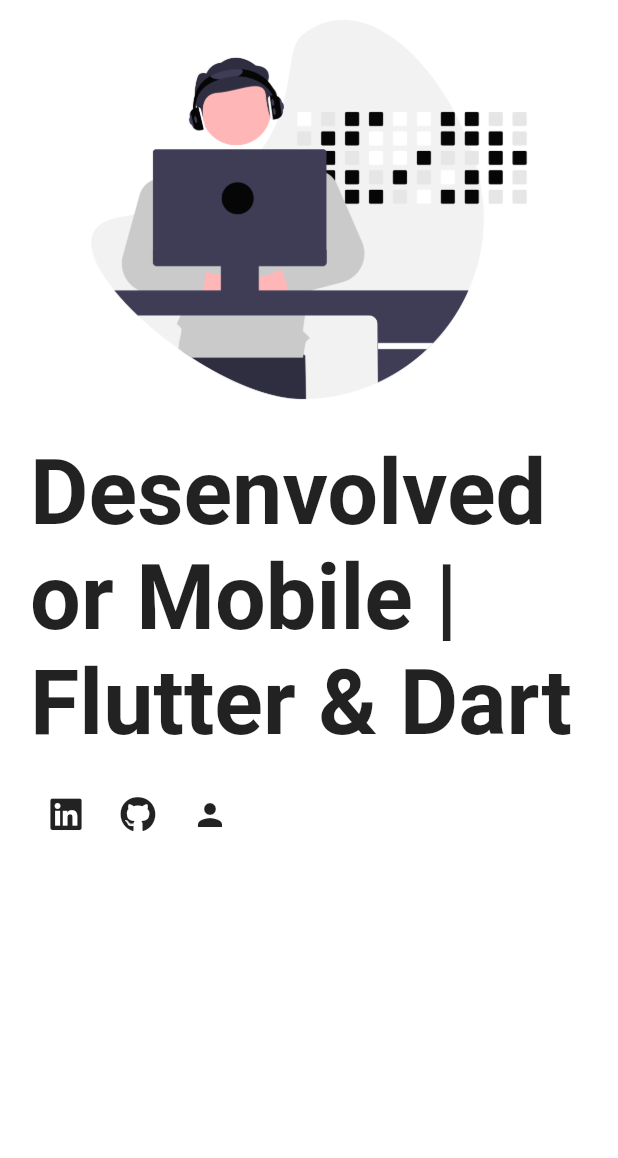
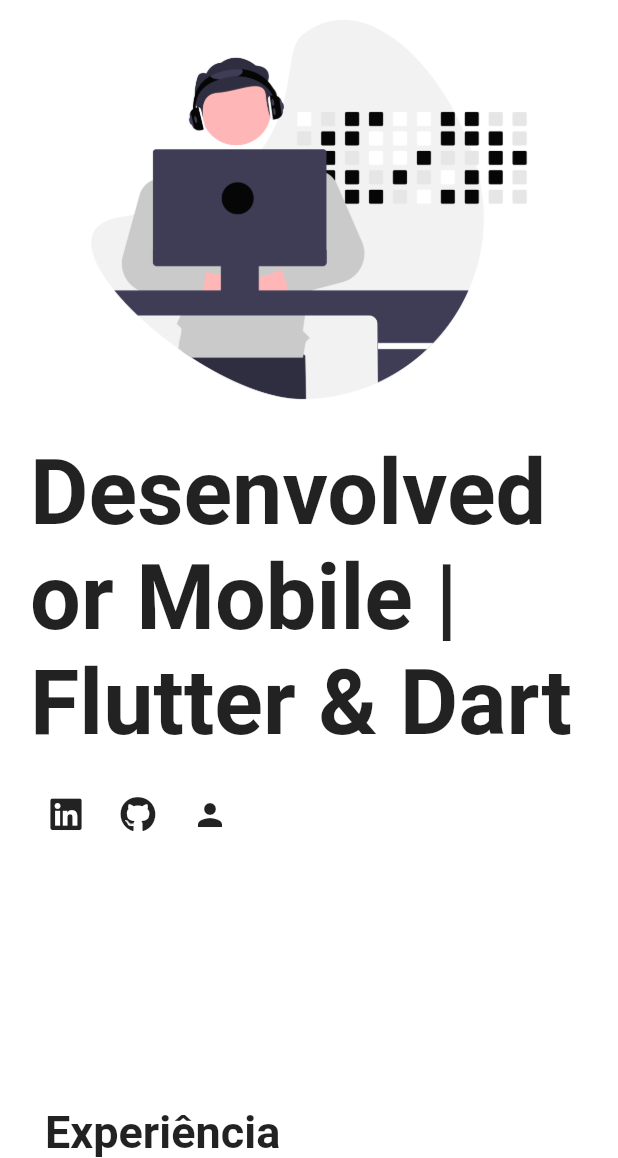
Before and after one commit to Moura14/portifolio-flutter, a Flutter app: the screen it shows after launch, scrolled down 154 dp, on a phone screen of 412 x 824 dp, the part 78-1236 px from its top. Run offline on Flutter 3.47's test engine with Material 2 defaults, Android fonts, the phone set to English and light mode, and no system bars; drawn by our look-alikes of auto_size_text; our stand-ins replace font_awesome_flutter, responsive_framework.

Commit message:
responsividade na experiência

```diff
--- a/lib/pages/widgets/exp_card.dart
+++ b/lib/pages/widgets/exp_card.dart
@@ -16,9 +16,9 @@
   @override
   Widget build(BuildContext context) {
     return LayoutBuilder(builder: (context, constrants) {
-      return constrants.maxWidth < 800
+      return constrants.maxWidth < 700
           ? Container(
-              width: double.infinity,
+              width: 600,
               padding: const EdgeInsets.all(20),
               child: Card(
                 child: Padding(
--- a/lib/pages/widgets/exp_responsive.dart
+++ b/lib/pages/widgets/exp_responsive.dart
@@ -6,28 +6,26 @@
 
   @override
   Widget build(BuildContext context) {
-    return ConstrainedBox(
-        constraints: const BoxConstraints(maxWidth: double.infinity),
-        child: Padding(
-            padding: const EdgeInsets.only(top: 250, left: 290),
-            child: LayoutBuilder(
+    return LayoutBuilder(
       builder: (context, constraints) {
         return constraints.maxWidth > 700
-                    ? Column(
+            ? Padding(
+                padding: const EdgeInsets.only(left: 250, top: 250, right: 100),
+                child: Column(
                   crossAxisAlignment: CrossAxisAlignment.start,
                   children: [
                     const Text(
                       'Experiência',
                       textAlign: TextAlign.start,
-                            style: TextStyle(
-                                fontSize: 25, fontWeight: FontWeight.bold),
+                      style:
+                          TextStyle(fontSize: 25, fontWeight: FontWeight.bold),
                     ),
                     const SizedBox(
                       height: 20,
                     ),
                     Wrap(
-                            spacing: 8,
-                            runSpacing: 4.0,
+                      spacing: 4,
+                      runSpacing: 3.0,
                       children: const [
                         ExpCard(
                             icon: Icons.account_circle,
@@ -37,62 +35,37 @@
                                 'Desenvolvimento de uma solução tecnológica para implementação da técnica de super-resolução em imagens de vídeos'),
                         ExpCard(
                             icon: Icons.account_circle,
+                            title: 'OLX Clone - Desenvolvedor Mobile',
+                            description:
+                                'clone do aplicativo OLX feito com Flutter e MobX para gerenciamento de estado e Parse Server para armazenamento de informações dos clientes, vendas, produtos e etc..'),
+                        ExpCard(
+                            icon: Icons.account_circle,
+                            title: 'Buscador de GIFs - Desenvolvedor Mobile',
+                            description:
+                                'Aplicativo de Buscador de GIFs feito com Flutter juntamente com a API da Giphy Developers'),
+                        ExpCard(
+                            icon: Icons.account_circle,
                             title: 'Loja virtual - Desenvolvedor Mobile',
                             description:
-                                      'Aplicativo feito em Flutter com Firebase para Loja Virtual com login por email, pesquisa de produtos, carrinho de compras, lista de categorias,cupom de desconto e etc..'),
-                              ExpCard(
-                                  icon: Icons.account_circle,
-                                  title:
-                                      'Buscador de GIFs - Desenvolvedor Mobile',
-                                  description:
-                                      'Aplicativo de Buscador de GIFs feito com Flutter juntamente com a API da Giphy Developers')
+                                'Aplicativo feito em Flutter com Firebase para Loja Virtual com login por email, pesquisa de produtos, carrinho de compras, lista de categorias,cupom de desconto e etc..')
                       ],
                     )
                   ],
-                      )
-                    : Container(
-                        padding: const EdgeInsets.all(10),
+                ))
+            : Padding(
+                padding: const EdgeInsets.only(top: 150, left: 30),
                 child: Column(
                   crossAxisAlignment: CrossAxisAlignment.start,
-                          children: [
-                            const Text(
+                  children: const [
+                    Text(
                       'Experiência',
-                              textAlign: TextAlign.start,
-                              style: TextStyle(
-                                  fontSize: 25, fontWeight: FontWeight.bold),
-                            ),
-                            const SizedBox(
-                              height: 20,
-                            ),
-                            Wrap(
-                              crossAxisAlignment: WrapCrossAlignment.start,
-                              spacing: 8,
-                              runSpacing: 4.0,
-                              children: const [
-                                ExpCard(
-                                    icon: Icons.account_circle,
-                                    title:
-                                        'Polícia Civil do Distrito Federal - Estágiario',
-                                    description:
-                                        'Desenvolvimento de uma solução tecnológica para implementação da técnica de super-resolução em imagens de vídeos'),
-                                ExpCard(
-                                    icon: Icons.account_circle,
-                                    title:
-                                        'Loja virtual - Desenvolvedor Mobile',
-                                    description:
-                                        'Aplicativo feito em Flutter com Firebase para Loja Virtual com login por email, pesquisa de produtos, carrinho de compras, lista de categorias,cupom de desconto e etc..'),
-                                ExpCard(
-                                    icon: Icons.account_circle,
-                                    title:
-                                        'Buscador de GIFs - Desenvolvedor Mobile',
-                                    description:
-                                        'Aplicativo de Buscador de GIFs feito com Flutter juntamente com a API da Giphy Developers')
-                              ],
+                      style:
+                          TextStyle(fontSize: 30, fontWeight: FontWeight.bold),
                     )
                   ],
                 ),
               );
       },
-            )));
+    );
   }
 }
```
Lines whose indentation alone changed are shown as unchanged.
